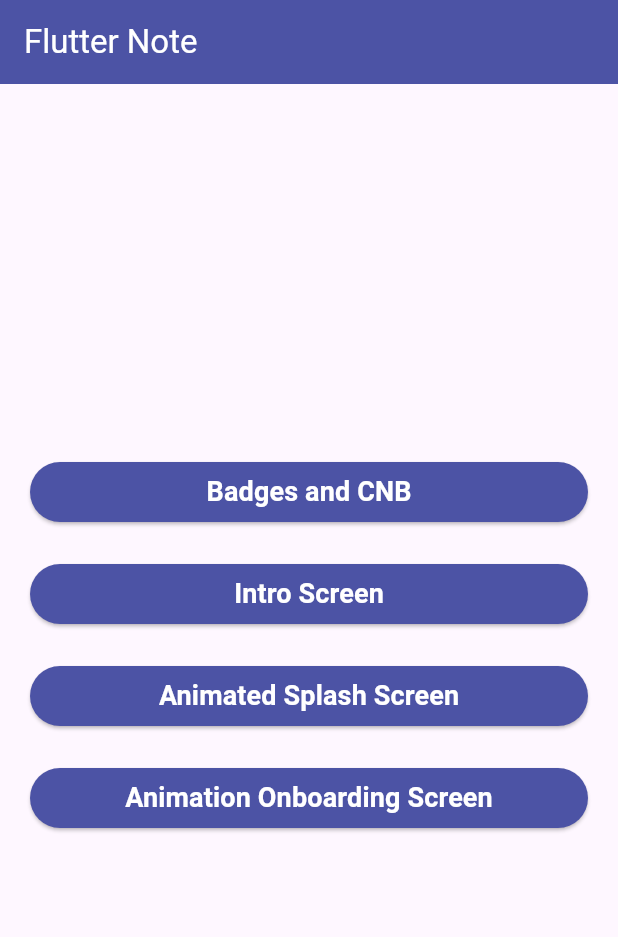
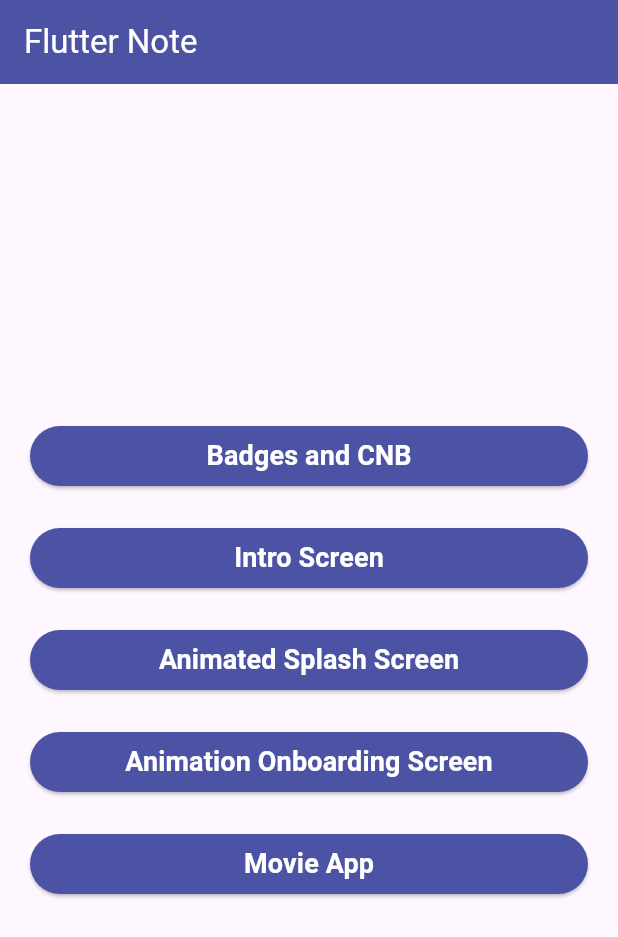
Before and after one commit to shinnkura/app_ui_design, a Flutter app: the screen it shows after launch, on a phone screen of 412 x 824 dp. Shown: the top 937 px of the screen. Run offline on Flutter 3.47's test engine with Material 2 defaults, Android fonts, the phone set to English and light mode, and no system bars; our stand-ins replace animated_splash_screen, badges, concentric_transition, curved_navigation_bar, device_preview, flutter_rating_bar and 4 more; missing offline and left inert: clippy_flutter.

Commit message:
Add：main画面にボタンを追加

```diff
--- a/lib/main.dart
+++ b/lib/main.dart
@@ -7,6 +7,7 @@ import 'animated_splash_screen/main.dart';
 import 'animation_onboarding_screen/main.dart';
 import 'components/button.dart';
 import 'intro_screen/main.dart';
+import 'movie_card_app/main.dart';
 
 void main() {
   runApp(
@@ -42,6 +43,7 @@ class MyHome extends StatelessWidget {
         'intro': (context) => IntroApp(),
         'animatedSplashScreen': (context) => SplashScreen(),
         'animationOnboarding': (context) => AnimationOnboading(),
+        'movieApp': (context) => ApiCall(),
       },
       locale: DevicePreview.locale(context),
       builder: DevicePreview.appBuilder,
@@ -112,6 +114,14 @@ class MyApp extends StatelessWidget {
                     disable: false,
                   ),
                   SizedBox(height: 20),
+                  Button(
+                    width: double.infinity,
+                    title: 'Movie App',
+                    onPressed: () {
+                      Navigator.of(context).pushNamed('movieApp');
+                    },
+                    disable: false,
+                  ),
                 ],
               ),
             ),
```
